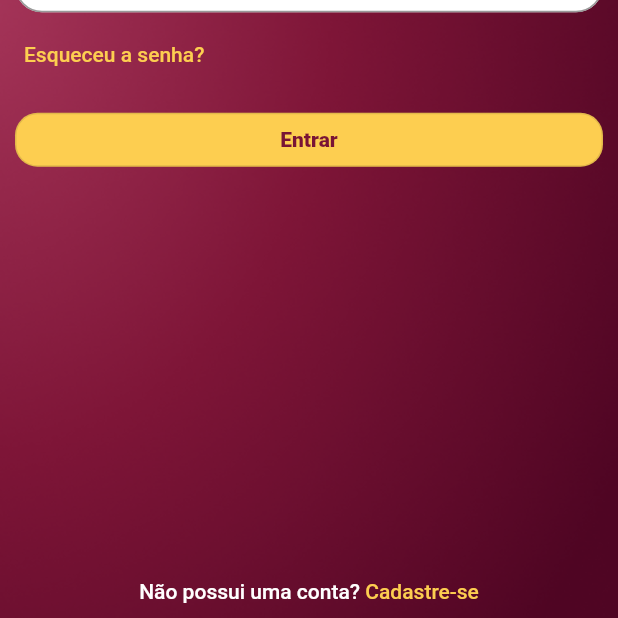
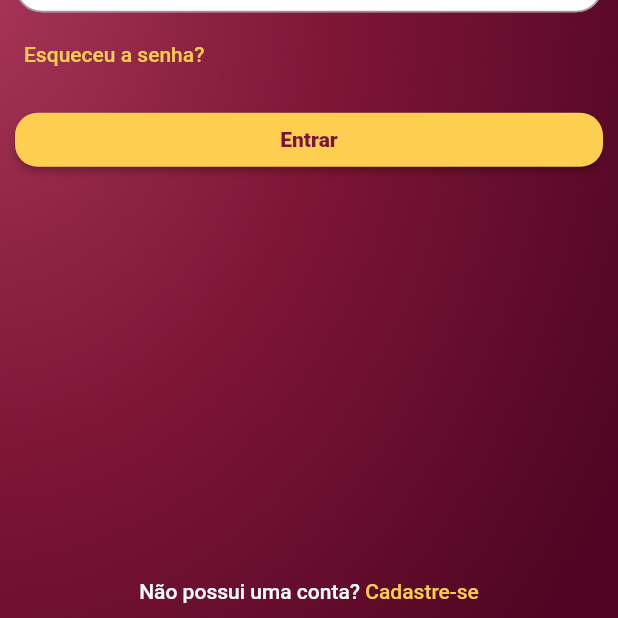
Before and after one commit to ElcioLS/adf_album_da_copa, a Flutter app: the LoginPage screen opened by its route, on a phone screen of 412 x 824 dp, the part 618-1236 px from its top. Run offline on Flutter 3.47's test engine with Material 2 defaults, Android fonts, the phone set to English and light mode, and no system bars; our stand-ins replace dio, loading_animation_widget, top_snackbar_flutter; missing offline and left inert: flutter_getit, validatorless; Roboto replaces fonts that are missing (MPlus1P).

```diff
--- a/lib/app/album_app.dart
+++ b/lib/app/album_app.dart
@@ -1,6 +1,7 @@
 import 'package:adf_album_da_copa/app/core/rest/custom_dio.dart';
 import 'package:adf_album_da_copa/app/core/ui/theme/theme_config.dart';
 import 'package:adf_album_da_copa/app/pages/auth/login/login_page.dart';
+import 'package:adf_album_da_copa/app/pages/auth/register/register_route.dart';
 import 'package:adf_album_da_copa/app/pages/home/home_page.dart';
 import 'package:adf_album_da_copa/app/pages/splash/splash_route.dart';
 import 'package:adf_album_da_copa/app/repository/auth/auth_repository.dart';
@@ -25,6 +26,7 @@ class AlbumApp extends StatelessWidget {
         routes: {
           '/': (_) => SplashRoute(),
           '/auth/login': (_) => const LoginPage(),
+          '/auth/register': (_) => const RegisterRoute(),
           '/home': (_) => const HomePage(),
         },
       ),
--- a/lib/app/core/ui/styles/colors_app.dart
+++ b/lib/app/core/ui/styles/colors_app.dart
@@ -9,11 +9,11 @@ class ColorsApp {
     return _instance!;
   }
 
-  Color get primary => const Color(0xFF791435);
-  Color get secondary => const Color(0xFFFDCE50);
-  Color get yellow => const Color(0xfffdce50);
-  Color get grey => const Color(0xFFCCCCCC);
-  Color get greyDart => const Color(0xFF999999);
+  Color get primary => const Color(0XFF791435);
+  Color get secondary => const Color(0XFFFDCE50);
+  Color get yellow => const Color(0XFFFDCE50);
+  Color get grey => const Color(0XFFCCCCCC);
+  Color get greyDart => const Color(0XFF999999);
 }
 
 extension ColorsAppExtensions on BuildContext {
--- a/lib/app/core/ui/styles/text_styles.dart
+++ b/lib/app/core/ui/styles/text_styles.dart
@@ -67,8 +67,13 @@ class TextStyles {
   TextStyle get textSecondaryFontExtraBoldPrimaryColor =>
       textSecondaryFontExtraBold.copyWith(color: ColorsApp.i.primary);
 
-  TextStyle get titleWite => textPrimaryFontBold.copyWith(
+  TextStyle get titleWhite => textPrimaryFontBold.copyWith(
         color: Colors.white,
+        fontSize: 22,
+      );
+
+  TextStyle get titleBlack => textPrimaryFontBold.copyWith(
+        color: Colors.black,
         fontSize: 22,
       );
 }
--- a/lib/app/core/ui/widgets/button.dart
+++ b/lib/app/core/ui/widgets/button.dart
@@ -49,7 +49,7 @@ class Button extends StatelessWidget {
               style: style,
               child: labelText,
             )
-          : OutlinedButton(
+          : ElevatedButton(
               onPressed: onPressed,
               style: style,
               child: labelText,
--- a/lib/app/pages/auth/login/login_page.dart
+++ b/lib/app/pages/auth/login/login_page.dart
@@ -2,6 +2,7 @@ import 'package:adf_album_da_copa/app/core/ui/styles/button_styles.dart';
 import 'package:adf_album_da_copa/app/core/ui/styles/colors_app.dart';
 import 'package:adf_album_da_copa/app/core/ui/styles/text_styles.dart';
 import 'package:adf_album_da_copa/app/core/ui/widgets/button.dart';
+import 'package:flutter/gestures.dart';
 import 'package:flutter/material.dart';
 
 class LoginPage extends StatefulWidget {
@@ -39,7 +40,7 @@ class _LoginPageState extends State<LoginPage> {
                       child: Center(
                         child: Text(
                           'Login',
-                          style: context.textStyles.titleWite,
+                          style: context.textStyles.titleWhite,
                         ),
                       ),
                     ),
@@ -99,6 +100,9 @@ class _LoginPageState extends State<LoginPage> {
                                 .copyWith(
                               color: context.colors.yellow,
                             ),
+                            recognizer: TapGestureRecognizer()
+                              ..onTap = () => Navigator.of(context)
+                                  .pushNamed('/auth/register'),
                           ),
                         ],
                       ),
--- /dev/null
+++ b/lib/app/pages/auth/register/presenter/register_presenter_impl.dart
@@ -0,0 +1,39 @@
+import 'dart:developer';
+
+import 'package:adf_album_da_copa/app/models/register_user_model.dart';
+import 'package:adf_album_da_copa/app/pages/auth/register/view/register_view.dart';
+import 'package:adf_album_da_copa/app/repository/auth/auth_repository.dart';
+
+import './register_presenter.dart';
+
+class RegisterPresenterImpl implements RegisterPresenter {
+  final AuthRepository authRepository;
+  late final RegisterView _view;
+
+  RegisterPresenterImpl({required this.authRepository});
+
+  @override
+  Future<void> register(
+      {required String name,
+      required String email,
+      required String password,
+      required String confirmPassword}) async {
+    final registerUserModel = RegisterUserModel(
+      name: name,
+      email: email,
+      password: password,
+      confirmPassword: confirmPassword,
+    );
+
+    try {
+      await authRepository.register(registerUserModel);
+      _view.registerSuccess();
+    } catch (e, s) {
+      log('Erro ao cadastrar usuário', error: e, stackTrace: s);
+      _view.registerError();
+    }
+  }
+
+  @override
+  set view(RegisterView view) => _view = view;
+}
--- /dev/null
+++ b/lib/app/pages/auth/register/register_route.dart
@@ -0,0 +1,18 @@
+import 'package:adf_album_da_copa/app/pages/auth/register/presenter/register_presenter.dart';
+import 'package:adf_album_da_copa/app/pages/auth/register/presenter/register_presenter_impl.dart';
+import 'package:adf_album_da_copa/app/pages/auth/register/register_page.dart';
+import 'package:flutter/widgets.dart';
+import 'package:flutter_getit/flutter_getit.dart';
+
+class RegisterRoute extends FlutterGetItPageRoute {
+  const RegisterRoute({super.key});
+
+  @override
+  List<Bind<Object>> get bindings => [
+        Bind.lazySingleton<RegisterPresenter>(
+            (i) => RegisterPresenterImpl(authRepository: i())),
+      ];
+
+  @override
+  WidgetBuilder get page => (context) => RegisterPage(presenter: context.get());
+}
--- /dev/null
+++ b/lib/app/pages/auth/register/view/register_view.dart
@@ -0,0 +1,4 @@
+abstract class RegisterView {
+  void registerSuccess();
+  void registerError([String? message]);
+}
--- /dev/null
+++ b/lib/app/pages/auth/register/view/register_view_impl.dart
@@ -0,0 +1,29 @@
+import 'package:adf_album_da_copa/app/core/ui/helpers/loader.dart';
+import 'package:adf_album_da_copa/app/core/ui/helpers/messages.dart';
+import 'package:adf_album_da_copa/app/pages/auth/register/register_page.dart';
+import 'package:flutter/widgets.dart';
+
+import './register_view.dart';
+
+abstract class RegisterViewImpl extends State<RegisterPage>
+    with Messages<RegisterPage>, Loader<RegisterPage>
+    implements RegisterView {
+  @override
+  void initState() {
+    widget.presenter.view = this;
+    super.initState();
+  }
+
+  @override
+  void registerError([String? message]) {
+    hideLoader();
+    showError(message ?? 'Erro ao registrar usuário ');
+  }
+
+  @override
+  void registerSuccess() {
+    hideLoader();
+    showSuccess('Usuário cadastrado com sucesso');
+    Navigator.of(context).pop();
+  }
+}
--- a/pubspec.yaml
+++ b/pubspec.yaml
@@ -18,6 +18,7 @@ dependencies:
   flutter_getit: ^1.2.1
   loading_animation_widget: ^1.2.0+3
   top_snackbar_flutter: ^2.1.1
+  validatorless: ^1.2.1
 
 dev_dependencies:
   flutter_test:
```
Also changed, not shown: lib/app/pages/auth/register/presenter/register_presenter.dart (added, +11 -0 lines), lib/app/pages/auth/register/register_page.dart (added, +144 -0 lines), pubspec.lock.
